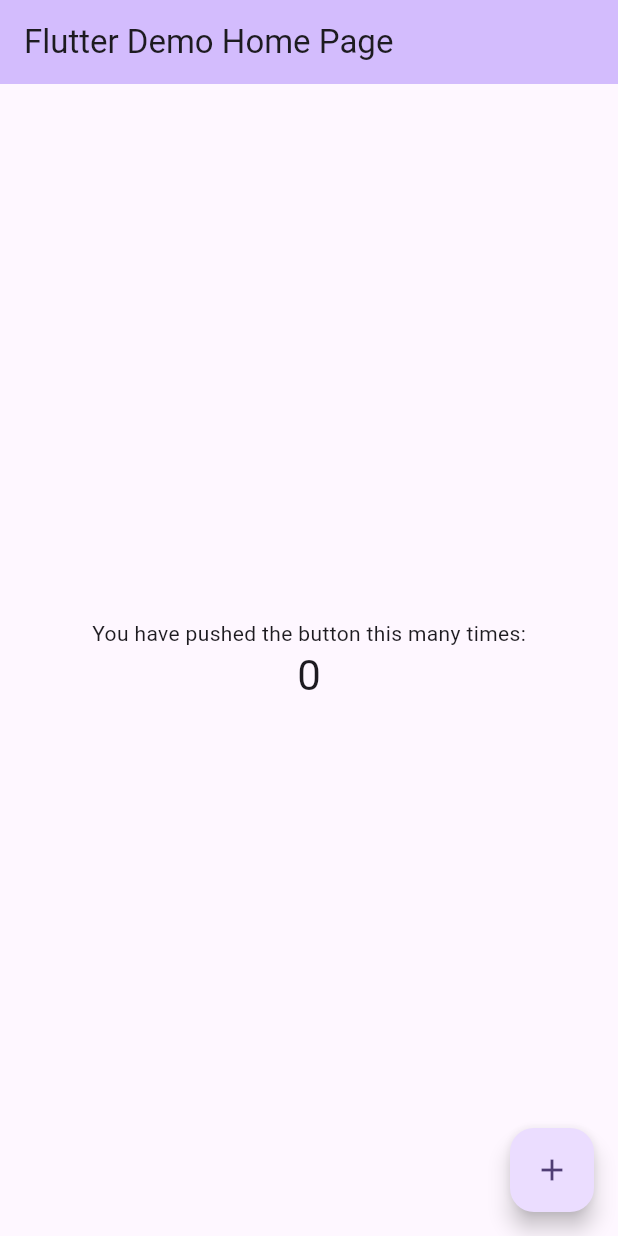
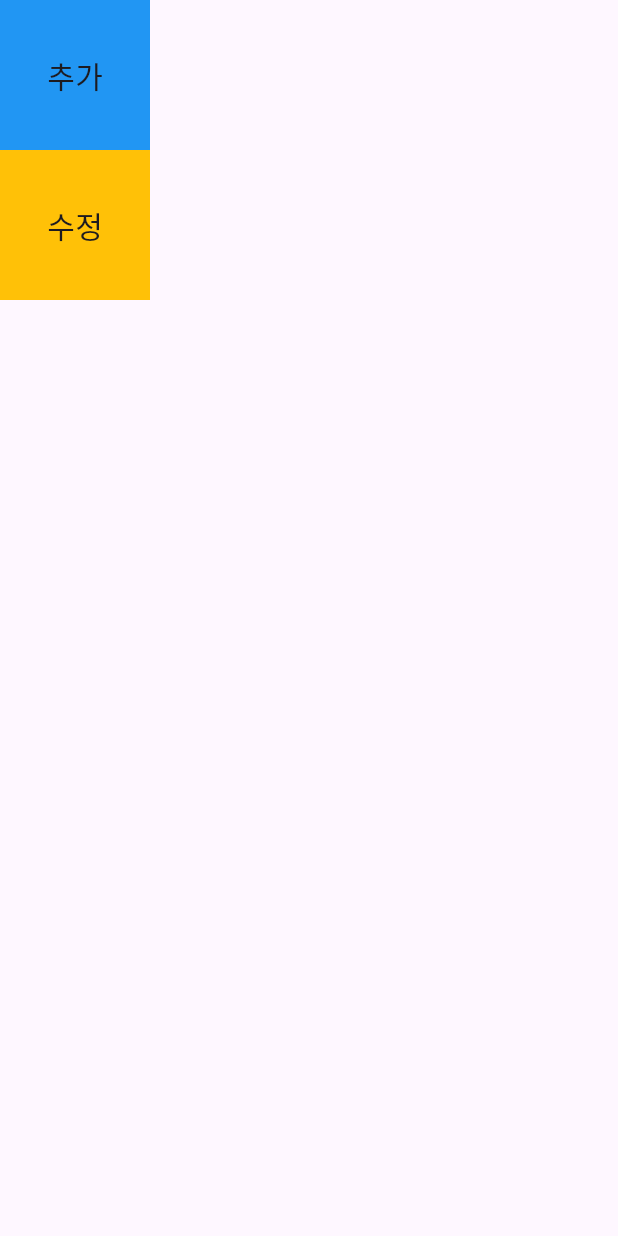
Before and after one commit to kimjiyu218/Trio, a Flutter app: the screen it shows after launch, on a phone screen of 412 x 824 dp. Run offline on Flutter 3.47's test engine with Material 3 defaults, Android fonts, the light colour scheme and no system bars.

Commit message:
main화면단 추가,수정 이동버튼 완료 누르면 이동하게 끔 완료 추가, 이지윤 수정, 김지유

```diff
--- a/lib/main.dart
+++ b/lib/main.dart
@@ -1,4 +1,6 @@
 import 'package:flutter/material.dart';
+import 'package:trio/insert.dart';
+import 'package:trio/update.dart';
 
 void main() {
   runApp(const MyApp());
@@ -7,7 +9,6 @@ void main() {
 class MyApp extends StatelessWidget {
   const MyApp({super.key});
 
-  // This widget is the root of your application.
   @override
   Widget build(BuildContext context) {
     return MaterialApp(
@@ -25,15 +26,6 @@ class MyApp extends StatelessWidget {
 class MyHomePage extends StatefulWidget {
   const MyHomePage({super.key, required this.title});
 
-  // This widget is the home page of your application. It is stateful, meaning
-  // that it has a State object (defined below) that contains fields that affect
-  // how it looks.
-
-  // This class is the configuration for the state. It holds the values (in this
-  // case the title) provided by the parent (in this case the App widget) and
-  // used by the build method of the State. Fields in a Widget subclass are
-  // always marked "final".
-
   final String title;
 
   @override
@@ -45,67 +37,58 @@ class _MyHomePageState extends State<MyHomePage> {
 
   void _incrementCounter() {
     setState(() {
-      // This call to setState tells the Flutter framework that something has
-      // changed in this State, which causes it to rerun the build method below
-      // so that the display can reflect the updated values. If we changed
-      // _counter without calling setState(), then the build method would not be
-      // called again, and so nothing would appear to happen.
       _counter++;
     });
   }
 
   @override
   Widget build(BuildContext context) {
-    // This method is rerun every time setState is called, for instance as done
-    // by the _incrementCounter method above.
-    //
-    // The Flutter framework has been optimized to make rerunning build methods
-    // fast, so that you can just rebuild anything that needs updating rather
-    // than having to individually change instances of widgets.
     return Scaffold(
-      appBar: AppBar(
-        // TRY THIS: Try changing the color here to a specific color (to
-        // Colors.amber, perhaps?) and trigger a hot reload to see the AppBar
-        // change color while the other colors stay the same.
-        backgroundColor: Theme.of(context).colorScheme.inversePrimary,
-        // Here we take the value from the MyHomePage object that was created by
-        // the App.build method, and use it to set our appbar title.
-        title: Text(widget.title),
-      ),
-      body: Center(
-        // Center is a layout widget. It takes a single child and positions it
-        // in the middle of the parent.
-        child: Column(
-          // Column is also a layout widget. It takes a list of children and
-          // arranges them vertically. By default, it sizes itself to fit its
-          // children horizontally, and tries to be as tall as its parent.
-          //
-          // Column has various properties to control how it sizes itself and
-          // how it positions its children. Here we use mainAxisAlignment to
-          // center the children vertically; the main axis here is the vertical
-          // axis because Columns are vertical (the cross axis would be
-          // horizontal).
-          //
-          // TRY THIS: Invoke "debug painting" (choose the "Toggle Debug Paint"
-          // action in the IDE, or press "p" in the console), to see the
-          // wireframe for each widget.
-          mainAxisAlignment: MainAxisAlignment.center,
-          children: <Widget>[
-            const Text(
-              'You have pushed the button this many times:',
-            ),
-            Text(
-              '$_counter',
-              style: Theme.of(context).textTheme.headlineMedium,
-            ),
-          ],
+      body: SafeArea(
+        top: true,
+        child: SingleChildScrollView(
+          child: Column(
+            children: [
+              InkWell(
+                onTap: () {
+                  Navigator.of(context).push(MaterialPageRoute(
+                    builder: (context) => Insert(),
+                  )
+                  );
+                },
+                child: Container(
+                  width: 100,
+                  height: 100,
+                  color: Colors.blue,
+                  child: Center(
+                    child: Text("추가",
+                      style: TextStyle(fontSize: 20),
+                    ),
+                  ),
+                ),
+              ),
+              InkWell(
+                onTap: () {
+                  Navigator.of(context).push(MaterialPageRoute(
+                    builder: (context) => Update(),
+                  )
+                  );
+                },
+                child: Container(
+                  width: 100,
+                  height: 100,
+                  color: Colors.amber,
+                  child: Center(
+                    child: Text("수정",
+                    style: TextStyle(fontSize: 20),
+                    ),
+                  ),
+                ),
+              ),
+            ],
+          ),
         ),
       ),
-      floatingActionButton: FloatingActionButton(
-        onPressed: _incrementCounter,
-        tooltip: 'Increment',
-        child: const Icon(Icons.add),
-      ), // This trailing comma makes auto-formatting nicer for build methods.
     );
   }
 }
```
Also changed, not shown: lib/insert.dart (added, +19 -0 lines), lib/update.dart (added, +18 -0 lines).
